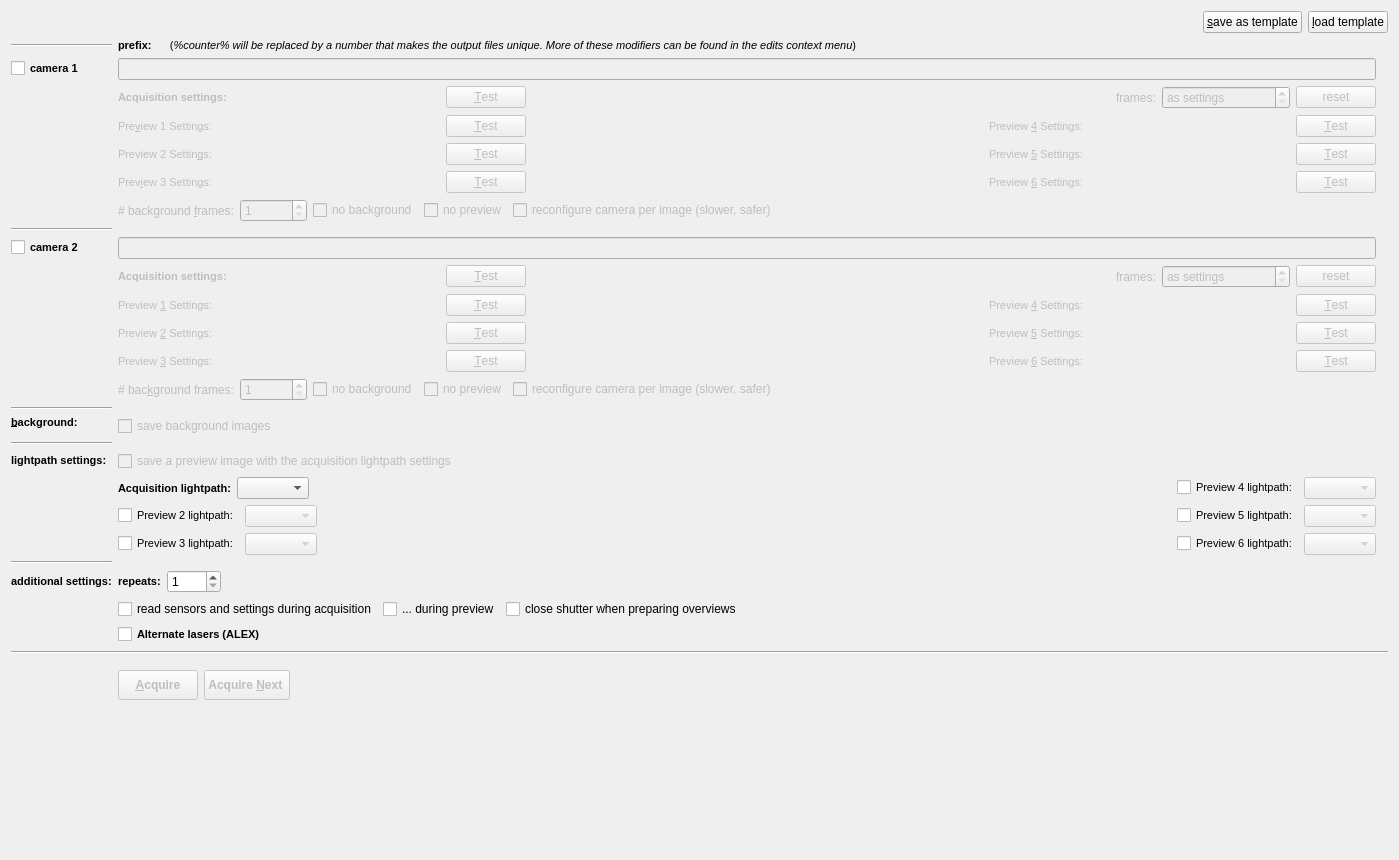
Above: plugins/spimb040/qfespimb040acquisitionconfigwidget2.ui from lukl/QuickFit3 before the change. Below: the same form after it.
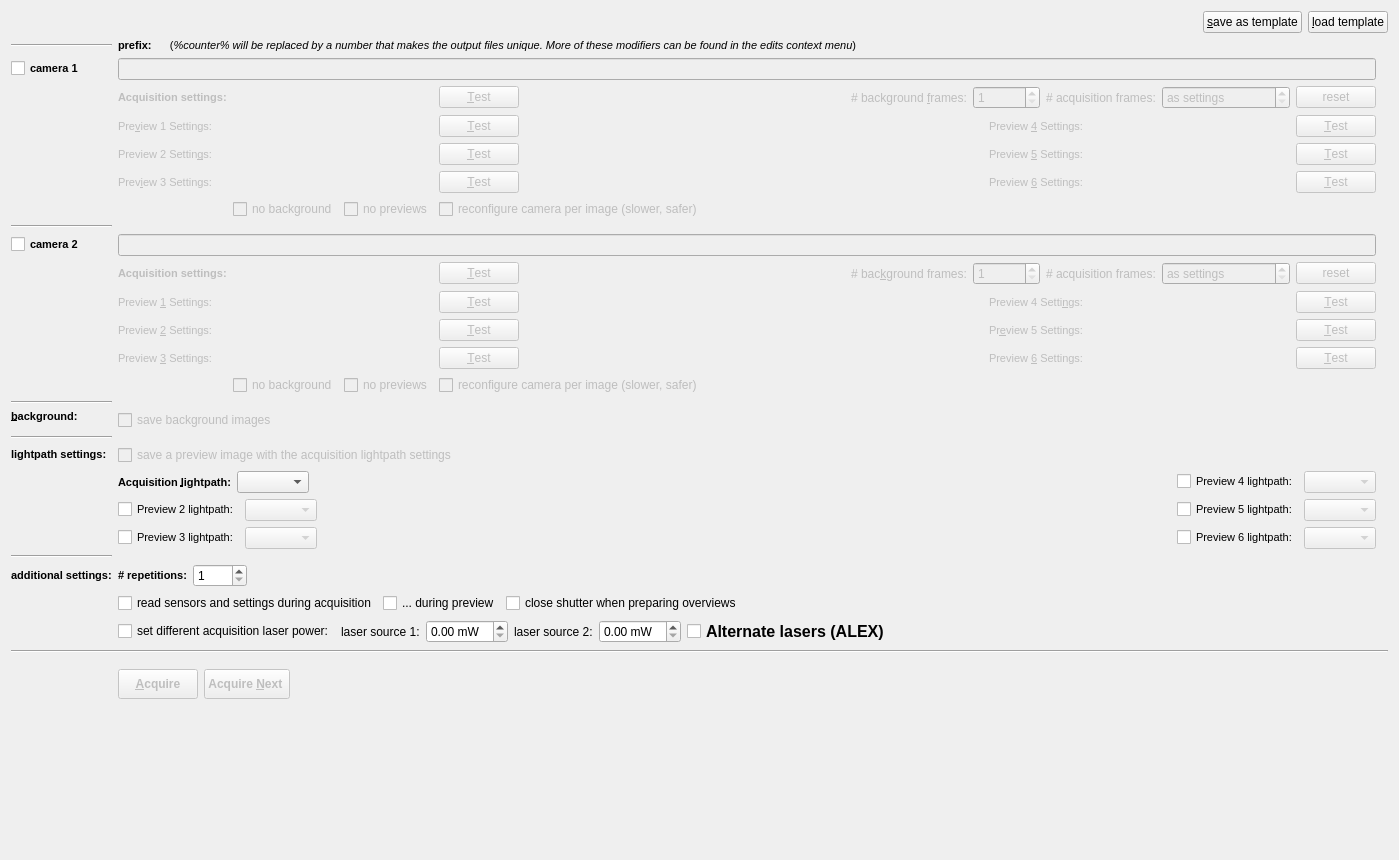
That is the form after the change. Icons and pictures are not drawn. Custom widgets are drawn as their Qt base class.

Commit message: Added function to set different laser power for acquisition and preview images, improved layout of optics setup window and behaviour

What changed in the file:
```diff
--- a/plugins/spimb040/qfespimb040acquisitionconfigwidget2.ui
+++ b/plugins/spimb040/qfespimb040acquisitionconfigwidget2.ui
@@ -184,34 +184,8 @@
         </property>
        </widget>
       </item>
-      <item row="4" column="0">
-       <widget class="QLabel" name="labPreviewFrames1">
-        <property name="text">
-         <string># background &amp;frames:</string>
-        </property>
-        <property name="buddy">
-         <cstring>spinBackgroundFrames1</cstring>
-        </property>
-       </widget>
-      </item>
       <item row="4" column="2">
        <layout class="QHBoxLayout" name="horizontalLayout">
-        <item>
-         <widget class="QSpinBox" name="spinBackgroundFrames1">
-          <property name="maximumSize">
-           <size>
-            <width>150</width>
-            <height>16777215</height>
-           </size>
-          </property>
-          <property name="minimum">
-           <number>1</number>
-          </property>
-          <property name="maximum">
-           <number>10000000</number>
-          </property>
-         </widget>
-        </item>
         <item>
          <widget class="QCheckBox" name="chkNoBackground1">
           <property name="toolTip">
@@ -228,7 +202,7 @@
            <string>&lt;html&gt;&lt;head/&gt;&lt;body&gt;&lt;p&gt;use these checkboxes to deactivate the preview/background images for a camera. Some cameras (e.g. the Rh2V2 driver) do not support the single-frame polling acquisition mode well. In those cases make sure this checkbox is checked.&lt;/p&gt;&lt;p&gt;&lt;br/&gt;&lt;/p&gt;&lt;p&gt;The acquisition will proceed as usual for any non-checked camera. For the checked cameras, the background and preview acquisition will be omitted, i.e. also any switch to the single-frame acquisition mode of the driver!&lt;/p&gt;&lt;/body&gt;&lt;/html&gt;</string>
           </property>
           <property name="text">
-           <string>no preview</string>
+           <string>no previews</string>
           </property>
          </widget>
         </item>
@@ -511,7 +485,7 @@
           <height>0</height>
          </size>
         </property>
-        <layout class="QHBoxLayout" name="horizontalLayout_9" stretch="0,0,1,0,0,0">
+        <layout class="QHBoxLayout" name="horizontalLayout_9" stretch="0,0,1,0,0,0,0,0">
          <property name="leftMargin">
           <number>0</number>
          </property>
@@ -560,10 +534,36 @@
            </property>
           </spacer>
          </item>
+         <item>
+          <widget class="QLabel" name="labPreviewFrames1">
+           <property name="text">
+            <string># background &amp;frames:</string>
+           </property>
+           <property name="buddy">
+            <cstring>spinBackgroundFrames1</cstring>
+           </property>
+          </widget>
+         </item>
+         <item>
+          <widget class="QSpinBox" name="spinBackgroundFrames1">
+           <property name="maximumSize">
+            <size>
+             <width>150</width>
+             <height>16777215</height>
+            </size>
+           </property>
+           <property name="minimum">
+            <number>1</number>
+           </property>
+           <property name="maximum">
+            <number>10000000</number>
+           </property>
+          </widget>
+         </item>
          <item>
           <widget class="QLabel" name="label_2">
            <property name="text">
-            <string>frames:</string>
+            <string># acquisition frames:</string>
            </property>
           </widget>
          </item>
@@ -826,11 +826,46 @@
    </item>
    <item row="25" column="2">
     <layout class="QHBoxLayout" name="horizontalLayout_20">
+     <item>
+      <widget class="QCheckBox" name="chkSetLaserPower">
+       <property name="text">
+        <string>set different acquisition laser power:</string>
+       </property>
+      </widget>
+     </item>
+     <item>
+      <widget class="QLabel" name="label">
+       <property name="text">
+        <string>laser source 1:</string>
+       </property>
+      </widget>
+     </item>
+     <item>
+      <widget class="QDoubleSpinBox" name="spinLaser1">
+       <property name="suffix">
+        <string> mW</string>
+       </property>
+      </widget>
+     </item>
+     <item>
+      <widget class="QLabel" name="label_3">
+       <property name="text">
+        <string>laser source 2:</string>
+       </property>
+      </widget>
+     </item>
+     <item>
+      <widget class="QDoubleSpinBox" name="spinLaser2">
+       <property name="suffix">
+        <string> mW</string>
+       </property>
+      </widget>
+     </item>
      <item>
       <widget class="QCheckBox" name="chkAlex">
        <property name="font">
         <font>
-         <pointsize>8</pointsize>
+         <pointsize>12</pointsize>
          <weight>75</weight>
          <bold>true</bold>
         </font>
@@ -840,6 +875,19 @@
        </property>
       </widget>
      </item>
+     <item>
+      <spacer name="horizontalSpacer_16">
+       <property name="orientation">
+        <enum>Qt::Horizontal</enum>
+       </property>
+       <property name="sizeHint" stdset="0">
+        <size>
+         <width>40</width>
+         <height>20</height>
+        </size>
+       </property>
+      </spacer>
+     </item>
     </layout>
    </item>
    <item row="3" column="1">
@@ -930,16 +978,6 @@
       <property name="bottomMargin">
        <number>0</number>
       </property>
-      <item row="4" column="0">
-       <widget class="QLabel" name="labPreviewFrames2">
-        <property name="text">
-         <string># bac&amp;kground frames:</string>
-        </property>
-        <property name="buddy">
-         <cstring>spinBackgroundFrames2</cstring>
-        </property>
-       </widget>
-      </item>
       <item row="2" column="0">
        <widget class="QLabel" name="labPreview2_2">
         <property name="font">
@@ -987,22 +1025,6 @@
       </item>
       <item row="4" column="1">
        <layout class="QHBoxLayout" name="horizontalLayout_2">
-        <item>
-         <widget class="QSpinBox" name="spinBackgroundFrames2">
-          <property name="maximumSize">
-           <size>
-            <width>150</width>
-            <height>16777215</height>
-           </size>
-          </property>
-          <property name="minimum">
-           <number>1</number>
-          </property>
-          <property name="maximum">
-           <number>10000000</number>
-          </property>
-         </widget>
-        </item>
         <item>
          <widget class="QCheckBox" name="chkNoBackground2">
           <property name="toolTip">
@@ -1019,7 +1041,7 @@
            <string>&lt;html&gt;&lt;head/&gt;&lt;body&gt;&lt;p&gt;use these checkboxes to deactivate the preview/background images for a camera. Some cameras (e.g. the Rh2V2 driver) do not support the single-frame polling acquisition mode well. In those cases make sure this checkbox is checked.&lt;/p&gt;&lt;p&gt;&lt;br/&gt;&lt;/p&gt;&lt;p&gt;The acquisition will proceed as usual for any non-checked camera. For the checked cameras, the background and preview acquisition will be omitted, i.e. also any switch to the single-frame acquisition mode of the driver!&lt;/p&gt;&lt;/body&gt;&lt;/html&gt;</string>
           </property>
           <property name="text">
-           <string>no preview</string>
+           <string>no previews</string>
           </property>
          </widget>
         </item>
@@ -1091,7 +1113,7 @@
            </font>
           </property>
           <property name="text">
-           <string>Preview &amp;5 Settings:</string>
+           <string>Pr&amp;eview 5 Settings:</string>
           </property>
           <property name="buddy">
            <cstring>cmbPreviewSettings2_1</cstring>
@@ -1169,7 +1191,7 @@
            </font>
           </property>
           <property name="text">
-           <string>Preview &amp;4 Settings:</string>
+           <string>Preview 4 Setti&amp;ngs:</string>
           </property>
           <property name="buddy">
            <cstring>cmbPreviewSettings2_1</cstring>
@@ -1202,7 +1224,7 @@
        </layout>
       </item>
       <item row="0" column="1">
-       <layout class="QHBoxLayout" name="horizontalLayout_11" stretch="0,0,1,0,0,0">
+       <layout class="QHBoxLayout" name="horizontalLayout_11" stretch="0,0,1,0,0,0,0,0">
         <item>
          <widget class="QFCameraConfigEditorWidget" name="cmbAcquisitionSettings2" native="true">
           <property name="minimumSize">
@@ -1239,10 +1261,36 @@
           </property>
          </spacer>
         </item>
+        <item>
+         <widget class="QLabel" name="labPreviewFrames2">
+          <property name="text">
+           <string># bac&amp;kground frames:</string>
+          </property>
+          <property name="buddy">
+           <cstring>spinBackgroundFrames2</cstring>
+          </property>
+         </widget>
+        </item>
+        <item>
+         <widget class="QSpinBox" name="spinBackgroundFrames2">
+          <property name="maximumSize">
+           <size>
+            <width>150</width>
+            <height>16777215</height>
+           </size>
+          </property>
+          <property name="minimum">
+           <number>1</number>
+          </property>
+          <property name="maximum">
+           <number>10000000</number>
+          </property>
+         </widget>
+        </item>
         <item>
          <widget class="QLabel" name="label_8">
           <property name="text">
-           <string>frames:</string>
+           <string># acquisition frames:</string>
           </property>
          </widget>
         </item>
@@ -1488,7 +1536,7 @@
         </font>
        </property>
        <property name="text">
-        <string>repeats:</string>
+        <string># repetitions:</string>
        </property>
       </widget>
      </item>
@@ -1616,7 +1664,7 @@
         </font>
        </property>
        <property name="text">
-        <string>Acquisition lightpath:</string>
+        <string>Acquisition &amp;lightpath:</string>
        </property>
        <property name="buddy">
         <cstring>cmbLightpath</cstring>
```
Left out of the diff: 28 changed lines with no effect on the pictures. The commit also changes 5 other files.
